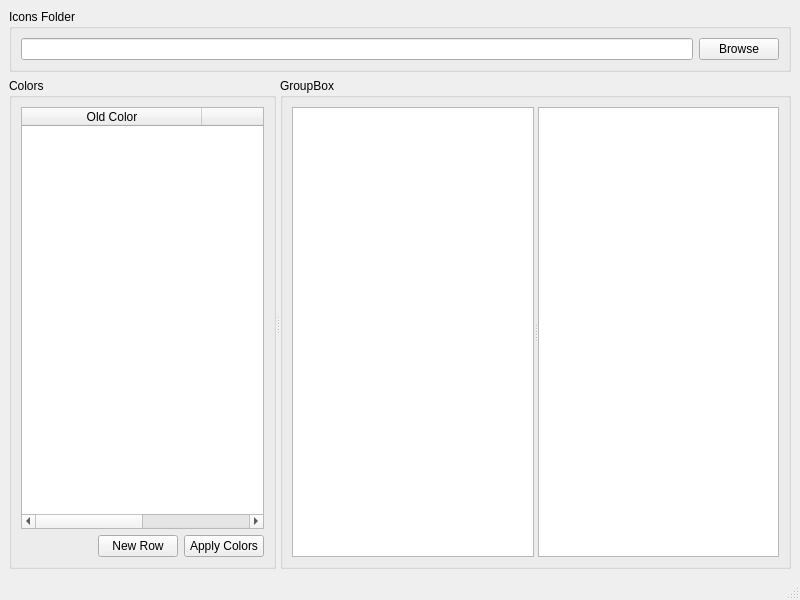
Old version of the form Builds/icons-explorer/mainwindow.ui in the repository jagannatharjun/qbt-theme.
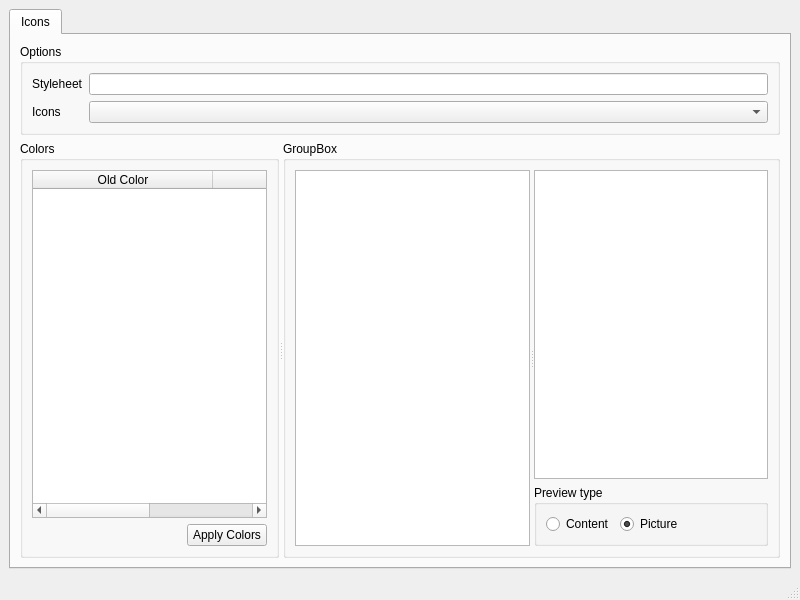
New version of the form. Custom widgets are drawn as their Qt base class.

```diff
--- a/Builds/icons-explorer/mainwindow.ui
+++ b/Builds/icons-explorer/mainwindow.ui
@@ -16,6 +16,16 @@
   <widget class="QWidget" name="centralwidget">
    <layout class="QVBoxLayout" name="verticalLayout">
     <item>
+     <widget class="QTabWidget" name="tabWidget">
+      <property name="currentIndex">
+       <number>0</number>
+      </property>
+      <widget class="QWidget" name="tab_2">
+       <attribute name="title">
+        <string>Icons</string>
+       </attribute>
+       <layout class="QVBoxLayout" name="verticalLayout_4">
+        <item>
      <widget class="QGroupBox" name="folderGroup">
       <property name="sizePolicy">
        <sizepolicy hsizetype="Minimum" vsizetype="Minimum">
@@ -24,26 +34,32 @@
        </sizepolicy>
       </property>
       <property name="title">
-       <string>Icons Folder</string>
-      </property>
-      <layout class="QHBoxLayout" name="horizontalLayout">
+           <string>Options</string>
+          </property>
+          <layout class="QFormLayout" name="formLayout">
        <property name="sizeConstraint">
         <enum>QLayout::SetMinimumSize</enum>
        </property>
-       <item>
-        <widget class="QLineEdit" name="iconsDirEdit">
-         <property name="readOnly">
-          <bool>true</bool>
+           <item row="1" column="0">
+            <widget class="QLabel" name="label">
+             <property name="text">
+              <string>Icons</string>
          </property>
         </widget>
        </item>
-       <item>
-        <widget class="QPushButton" name="pushButton">
+           <item row="1" column="1">
+            <widget class="QComboBox" name="iconsDirCombo"/>
+           </item>
+           <item row="0" column="0">
+            <widget class="QLabel" name="label_2">
          <property name="text">
-          <string>Browse</string>
+              <string>Styleheet</string>
          </property>
         </widget>
        </item>
+           <item row="0" column="1">
+            <widget class="QLineEdit" name="stylesheetEdit"/>
+           </item>
       </layout>
      </widget>
     </item>
@@ -101,13 +117,6 @@
             </property>
            </spacer>
           </item>
-          <item>
-           <widget class="QPushButton" name="new_row">
-            <property name="text">
-             <string>New Row</string>
-            </property>
-           </widget>
-          </item>
           <item>
            <widget class="QPushButton" name="applyColors">
             <property name="text">
@@ -130,7 +139,62 @@
            <enum>Qt::Horizontal</enum>
           </property>
           <widget class="IconsView" name="iconsView"/>
+              <widget class="QWidget" name="layoutWidget">
+               <layout class="QVBoxLayout" name="verticalLayout_3">
+                <item>
           <widget class="QTextBrowser" name="contentView"/>
+                </item>
+                <item>
+                 <widget class="QGroupBox" name="groupBox">
+                  <property name="title">
+                   <string>Preview type</string>
+                  </property>
+                  <layout class="QHBoxLayout" name="horizontalLayout_4">
+                   <item>
+                    <widget class="QRadioButton" name="radioButton">
+                     <property name="text">
+                      <string>Content</string>
+                     </property>
+                     <attribute name="buttonGroup">
+                      <string notr="true">previewTypeGroup</string>
+                     </attribute>
+                    </widget>
+                   </item>
+                   <item>
+                    <widget class="QRadioButton" name="showPicture">
+                     <property name="text">
+                      <string>Picture</string>
+                     </property>
+                     <property name="checked">
+                      <bool>true</bool>
+                     </property>
+                     <attribute name="buttonGroup">
+                      <string notr="true">previewTypeGroup</string>
+                     </attribute>
+                    </widget>
+                   </item>
+                   <item>
+                    <spacer name="horizontalSpacer_2">
+                     <property name="orientation">
+                      <enum>Qt::Horizontal</enum>
+                     </property>
+                     <property name="sizeHint" stdset="0">
+                      <size>
+                       <width>40</width>
+                       <height>20</height>
+                      </size>
+                     </property>
+                    </spacer>
+                   </item>
+                  </layout>
+                 </widget>
+                </item>
+               </layout>
+              </widget>
+             </widget>
+            </item>
+           </layout>
+          </widget>
          </widget>
         </item>
        </layout>
```
Left out of the diff: 3 changed lines with no effect on the pictures. Lines whose indentation alone changed are shown as unchanged.
